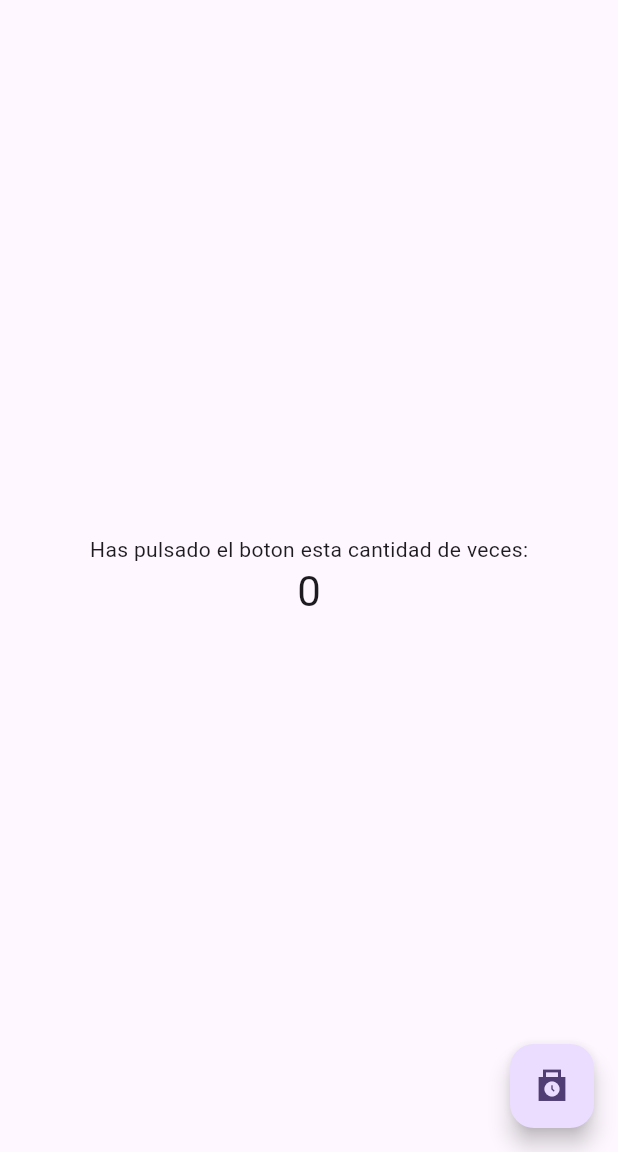
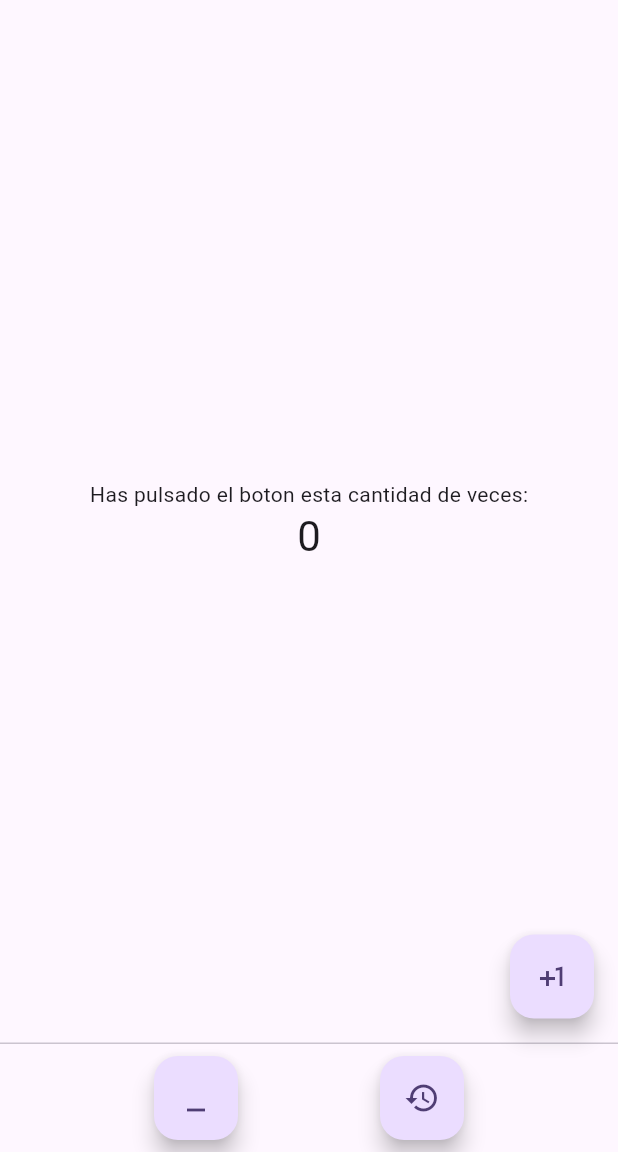
Before and after one commit to sonic7san3/Lab3DM, a Flutter app: the screen it shows after launch, on a phone screen of 412 x 824 dp, the part 84-1236 px from its top. Run offline on Flutter 3.47's test engine with Material 3 defaults, Android fonts, the phone set to English and light mode, and no system bars.

Commit message:
Lab 3
Terminado

```diff
--- a/Lab 3/ejemplolab/lib/main.dart
+++ b/Lab 3/ejemplolab/lib/main.dart
@@ -11,7 +11,7 @@ class MyApp extends StatelessWidget {
   @override
   Widget build(BuildContext context) {
     return MaterialApp(
-      title: 'Flutter Demo',
+      title: 'Demo de Flutter',
       theme: ThemeData(
         // This is the theme of your application.
         //
@@ -68,6 +68,20 @@ class _MyHomePageState extends State<MyHomePage> {
     });
   }
 
+  void _decreaseCounter() {
+    setState(() {
+
+      _counter--;
+    });
+  }
+
+  void _resetCounter() {
+    setState(() {
+
+      _counter = 0;
+    });
+  }
+
   @override
   Widget build(BuildContext context) {
     // This method is rerun every time setState is called, for instance as done
@@ -118,8 +132,33 @@ class _MyHomePageState extends State<MyHomePage> {
       floatingActionButton: FloatingActionButton(
         onPressed: _incrementCounter,
         tooltip: 'Aumentar',
-        child: const Icon(Icons.punch_clock_sharp),
+        child: const Icon(Icons.plus_one),
       ), // This trailing comma makes auto-formatting nicer for build methods.
-    );
+      persistentFooterAlignment: AlignmentDirectional.bottomCenter,
+      persistentFooterButtons: [
+        Row(
+
+          mainAxisAlignment: MainAxisAlignment.spaceEvenly,
+          children: [
+
+          FloatingActionButton(
+            onPressed: _decreaseCounter,
+            child: const Icon(Icons.minimize),
+             tooltip: 'Disminuir'
+          ),
+           FloatingActionButton(
+            onPressed: _resetCounter,
+            child: const Icon(Icons.restore),
+             tooltip: 'Reiniciar'
+          ),
+          ],
+
+
+        )
+
+     ],
+
+        );
+
   }
 }
```
